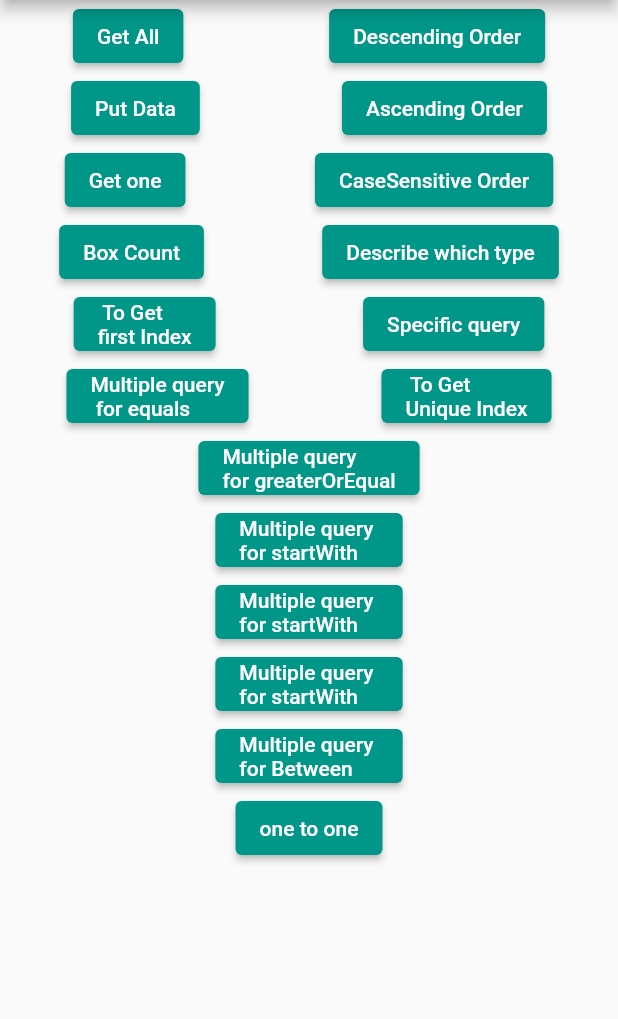
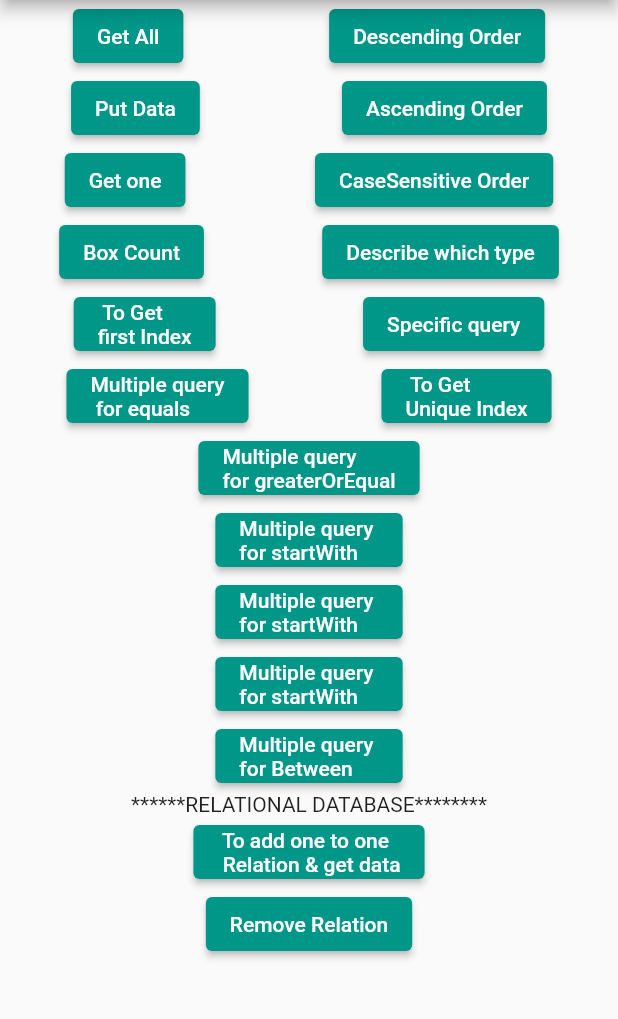
Before and after one commit to Tahmina-Bristy7/ObjectBoxPractice, a Flutter app: the screen it shows after launch, on a phone screen of 412 x 824 dp, the part 84-1103 px from its top. Run offline on Flutter 3.47's test engine with Material 2 defaults, Android fonts, the phone set to English and light mode, and no system bars; our stand-ins replace objectbox; generated files the repository leaves out were written again.

Commit message:
One to one Relation Create & Relation Dissolve done

```diff
--- a/lib/home_page.dart
+++ b/lib/home_page.dart
@@ -266,15 +266,33 @@ class _MyHomePageState extends State<MyHomePage> {
                     print("Task =$a");
                   },
                   child: const Text("Multiple query \nfor Between ")),
+              Center(child: const Text("******RELATIONAL DATABASE********")),
               ElevatedButton(
                   onPressed: () {
-                    final school = School();
-                    final student = Student();
+                    final school = School(id: 1);
+                    final student = Student(id: 2);
                     student.school.target = school;
+
                     int studentId = ObjectBox.store.box<Student>().put(student);
-                    print("object=======$studentId");
+                    final getStudentIdfromSchool =
+                        ObjectBox.store.box<School>().get(studentId);
+                    School? getStudentINSchool = getStudentIdfromSchool;
+                    print(
+                        "After getting StudentId IN School Database=======${getStudentINSchool!.id}");
+
+                    final getStudent = student.school.target;
+                    // print(
+                    //     "After getting target IN School Database=======${getStudent}");
                   },
-                  child: const Text("one to one")),
+                  child:
+                      const Text(" To add one to one \n Relation & get data")),
+              ElevatedButton(
+                  onPressed: () {
+                    School school = School();
+                    Student student = Student();
+                    student.school.target = null;
+                  },
+                  child: const Text("Remove Relation")),
             ],
           ),
         ),
--- a/lib/models.dart
+++ b/lib/models.dart
@@ -27,22 +27,18 @@ class Task {
 @Entity()
 class School {
   @Id()
-  int id = 0;
+  int id;
   //String? name;
-  School(
-    this.id,
-  );
+  School({this.id = 0});
 }
 
 @Entity()
 class Student {
   @Id()
-  int id = 0;
+  int id;
   //String? name;
   final school = ToOne<School>();
-  Student(
-    this.id,
-  );
+  Student({this.id = 0});
 }
 
 
```
Also changed, not shown: lib/objectbox.g.dart.
